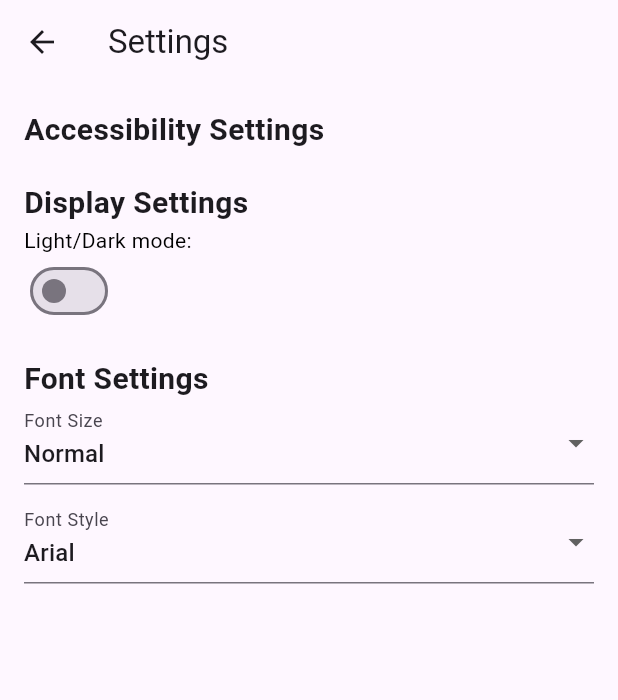
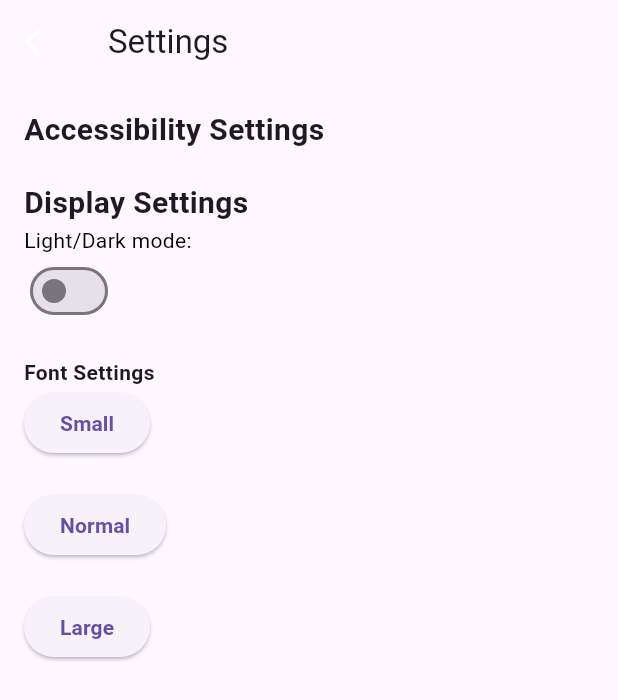
Before and after one commit to Zelius5/group_project, a Flutter app: the screen it shows after launch, after a tap on "Settings", on a phone screen of 412 x 824 dp. Shown: the top 700 px of the screen. Run offline on Flutter 3.47's test engine with Material 3 defaults, Android fonts, the phone set to English and light mode, and no system bars; network calls fail.

Commit message:
Added dynamic font size changes across pages, also added a title on center screen of home page.

```diff
--- a/lib/main.dart
+++ b/lib/main.dart
@@ -12,14 +12,14 @@ class MyApp extends StatelessWidget {
   @override
   Widget build(BuildContext context) {
     return MaterialApp(
-      title: 'Character Sheet',
-      theme: ThemeData(
-        primarySwatch: Colors.blue,
-      ),
+      theme: isSwitched ? ThemeData.dark() : ThemeData.light(),
+      title:'Character Sheet',
       home: const MyHomePage(title: 'Character Sheet'),
     );
   }
 }
+
+
 
 class MyHomePage extends StatefulWidget {
   const MyHomePage({Key? key, required this.title}) : super(key: key);
@@ -30,8 +30,6 @@ class MyHomePage extends StatefulWidget {
 }
 
 class _MyHomePageState extends State<MyHomePage> {
-
-  bool isSwitched = false;
 
   void navigateSettingsScreen(BuildContext ctx) {
     Navigator.of(ctx).push(MaterialPageRoute(builder: (_) {
@@ -46,7 +44,9 @@ class _MyHomePageState extends State<MyHomePage> {
 
   @override
   Widget build(BuildContext context) {
-    return Scaffold(
+    return MaterialApp(
+      theme: isSwitched ? ThemeData.dark() : ThemeData.light(),
+      home: Scaffold(
       appBar: AppBar(
         title: Text(widget.title),
       ),
@@ -54,6 +54,7 @@ class _MyHomePageState extends State<MyHomePage> {
         child: Column(
         mainAxisAlignment: MainAxisAlignment.center,
         children: [
+          Text("D&D 5E Character Sheet", style: TextStyle(fontSize: 30)),
           // Character sheet button
           ElevatedButton(
             onPressed: () {
@@ -73,6 +74,7 @@ class _MyHomePageState extends State<MyHomePage> {
         ],
         ),
       ),
+    )
     );
   }
 }
--- a/lib/screens/settings_screen.dart
+++ b/lib/screens/settings_screen.dart
@@ -1,5 +1,8 @@
 import 'package:flutter/material.dart';
 
+bool isSwitched = false;
+double dynamicFontSizeText = 14;
+double dynamicFontSizeHeader = 20;
 
 class SettingsScreen extends StatefulWidget {
   const SettingsScreen({Key? key}) : super(key: key);
@@ -10,12 +13,19 @@ class SettingsScreen extends StatefulWidget {
 
 class _SettingsScreenState extends State<SettingsScreen> {
 
-  bool isSwitched = false;
+
 
   @override
   Widget build(BuildContext context) {
-    return Scaffold(
-      appBar: AppBar(
+    return MaterialApp(
+      theme: isSwitched ? ThemeData.dark() : ThemeData.light(),
+      home: Scaffold(appBar: AppBar(
+        leading: InkWell(onTap: (){ Navigator.pop(context);},
+          child: const Icon(
+            Icons.arrow_back_ios,
+            color: Colors.white,
+          ),
+        ),
         title: const Text('Settings'),
       ),
       body: Padding(
@@ -23,41 +33,43 @@ class _SettingsScreenState extends State<SettingsScreen> {
         child: Column(
           crossAxisAlignment: CrossAxisAlignment.start,
           children: [
-            const Text(
+            Text(
               'Accessibility Settings',
               style: TextStyle(
-                fontSize: 20,
+                fontSize: dynamicFontSizeHeader,
                 fontWeight: FontWeight.bold,
               ),
             ),
             const SizedBox(height: 20),
-            const Text(
+            Text(
               'Display Settings',
               style: TextStyle(
-                fontSize: 20,
+                fontSize: dynamicFontSizeHeader,
                 fontWeight: FontWeight.bold,
               ),
             ),
-            Text('Light/Dark mode: ', style: TextStyle(color: isSwitched ? Colors.white : Colors.black)),
+            Text('Light/Dark mode: ', style: TextStyle(color: isSwitched ? Colors.white : Colors.black, fontSize: dynamicFontSizeText)),
             Switch(
               value: isSwitched,
               onChanged: (value) {
-                setState((){isSwitched = !isSwitched;});
+                setState((){isSwitched = value;});
               }
             ),
             const SizedBox(height: 20),
-            const Text(
+             Text(
               'Font Settings',
               style: TextStyle(
-                fontSize: 20,
+                fontSize: dynamicFontSizeText,
                 fontWeight: FontWeight.bold,
               ),
             ),
+            /*
             DropdownButtonFormField<String>(
               decoration: const InputDecoration(labelText: 'Font Size'),
-              value: 'Normal',
+              value: dynamicFontSizeText,
               onChanged: (value) {
                 //Font size logic here
+
               },
               items: ['Small', 'Normal', 'Large']
                   .map((size) => DropdownMenuItem(
@@ -80,9 +92,38 @@ class _SettingsScreenState extends State<SettingsScreen> {
                       ))
                   .toList(),
             ),
+            */
+              ElevatedButton(
+              onPressed: () {
+                setState((){
+                  dynamicFontSizeText = 10;
+                  dynamicFontSizeHeader = 16;});
+              },
+              child: Text('Small', style: TextStyle(fontWeight: FontWeight.bold, fontSize: dynamicFontSizeText)),
+            ),
+            const SizedBox(height: 20), // Adjust as needed for spacing
+            ElevatedButton(
+              onPressed: () {
+                setState((){
+                  dynamicFontSizeText = 14;
+                  dynamicFontSizeHeader = 20;});
+              },
+              child: Text('Normal', style: TextStyle(fontWeight: FontWeight.bold, fontSize: dynamicFontSizeText)),
+            ),
+            const SizedBox(height: 20), // Adjust as needed for spacing
+            ElevatedButton(
+              onPressed: () {
+                setState((){
+                  dynamicFontSizeText = 18;
+                  dynamicFontSizeHeader = 24;});
+              },
+              child: Text('Large', style: TextStyle(fontWeight: FontWeight.bold, fontSize: dynamicFontSizeText)),
+            ),
           ],
         ),
       ),
+      )
     );
   }
+
 }
--- a/pubspec.yaml
+++ b/pubspec.yaml
@@ -30,7 +30,7 @@ environment:
 dependencies:
   flutter:
     sdk: flutter
-
+  shared_preferences: ^2.0.12
 
   # The following adds the Cupertino Icons font to your application.
   # Use with the CupertinoIcons class for iOS style icons.
```
Also changed, not shown: lib/screens/character_overview_screen.dart (+13 -2 lines), lib/screens/character_screen.dart (+15 -5 lines), pubspec.lock, 1 other file.
